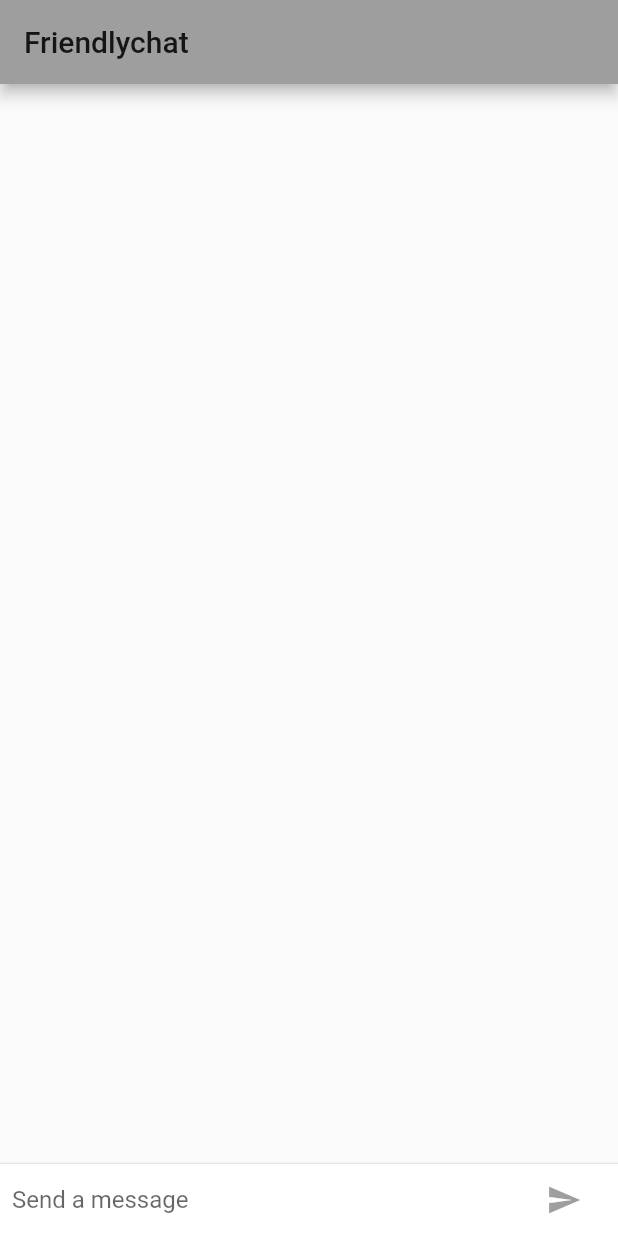
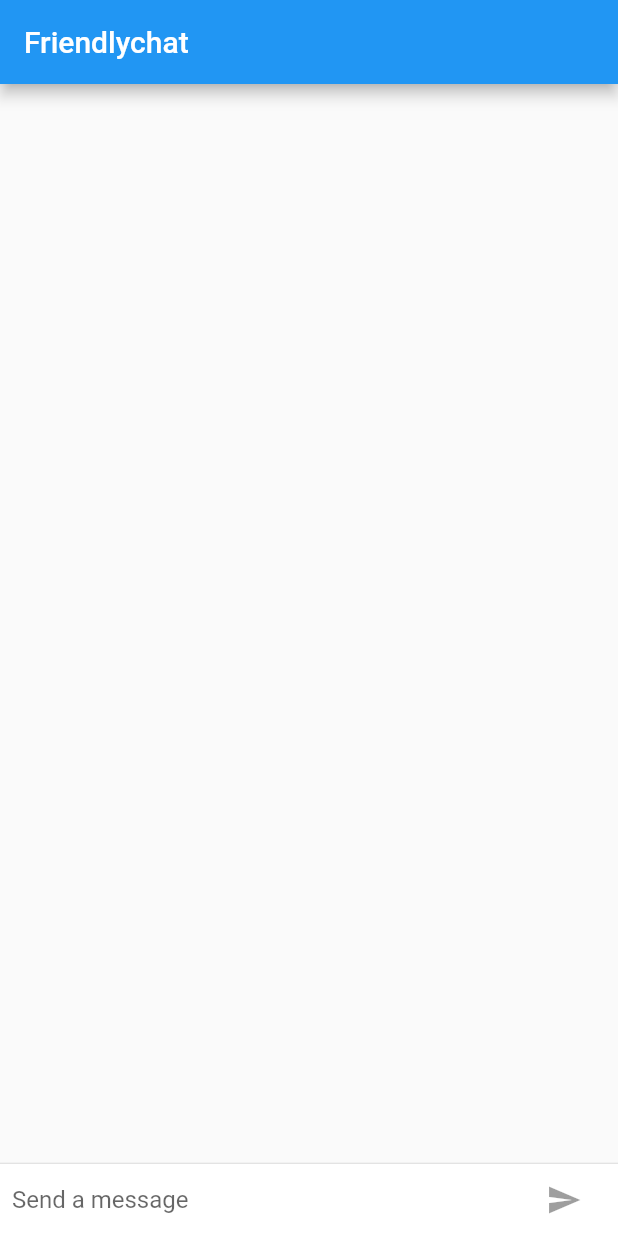
Before and after one commit to jsierra93/chat_flutter, a Flutter app: the screen it shows after launch, on a phone screen of 412 x 824 dp. Run offline on Flutter 3.47's test engine with Material 2 defaults, Android fonts, the phone set to English and light mode, and no system bars.

Commit message:
Se elimina dependencia test

```diff
--- a/lib/main.dart
+++ b/lib/main.dart
@@ -56,7 +56,7 @@ class ChatScreenState extends State<ChatScreen> with TickerProviderStateMixin {
           decoration: Theme.of(context).platform == TargetPlatform.iOS //new
               ? new BoxDecoration(                                     //new
             border: new Border(                                  //new
-              top: new BorderSide(color: Colors.grey[200]),      //new
+              top: new BorderSide(color: Colors.blue),      //new
             ),                                                   //new
           )                                                      //new
               : null),                                                 //modified
@@ -170,12 +170,12 @@ class ChatMessage extends StatelessWidget {
 }
 
 final ThemeData kIOSTheme = new ThemeData(
-  primarySwatch: Colors.orange,
-  primaryColor: Colors.grey[100],
+  primarySwatch: Colors.blue,
+  primaryColor: Colors.blue,
   primaryColorBrightness: Brightness.light,
 );
 
 final ThemeData kDefaultTheme = new ThemeData(
-  primarySwatch: Colors.grey,
+  primarySwatch: Colors.blue,
   accentColor: Colors.blue,
 );
--- a/pubspec.yaml
+++ b/pubspec.yaml
@@ -24,9 +24,6 @@ dependencies:
   # Use with the CupertinoIcons class for iOS style icons.
   cupertino_icons: ^0.1.2
 
-dev_dependencies:
-  flutter_test:
-    sdk: flutter
 
 
 # For information on the generic Dart part of this file, see the
```
